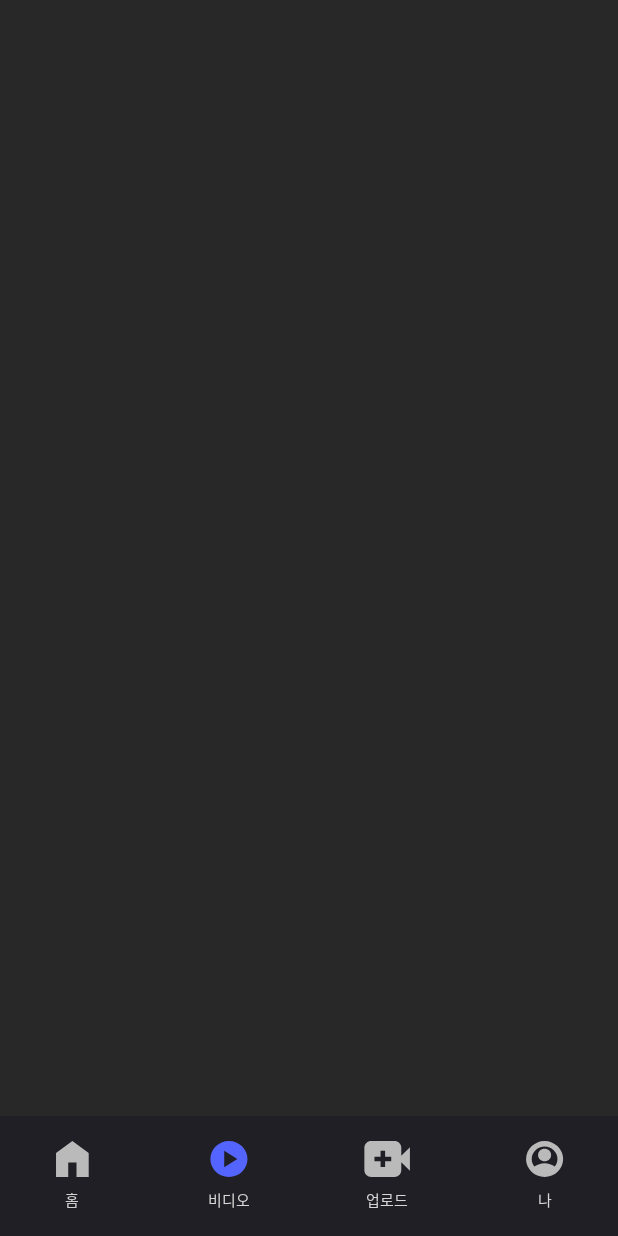
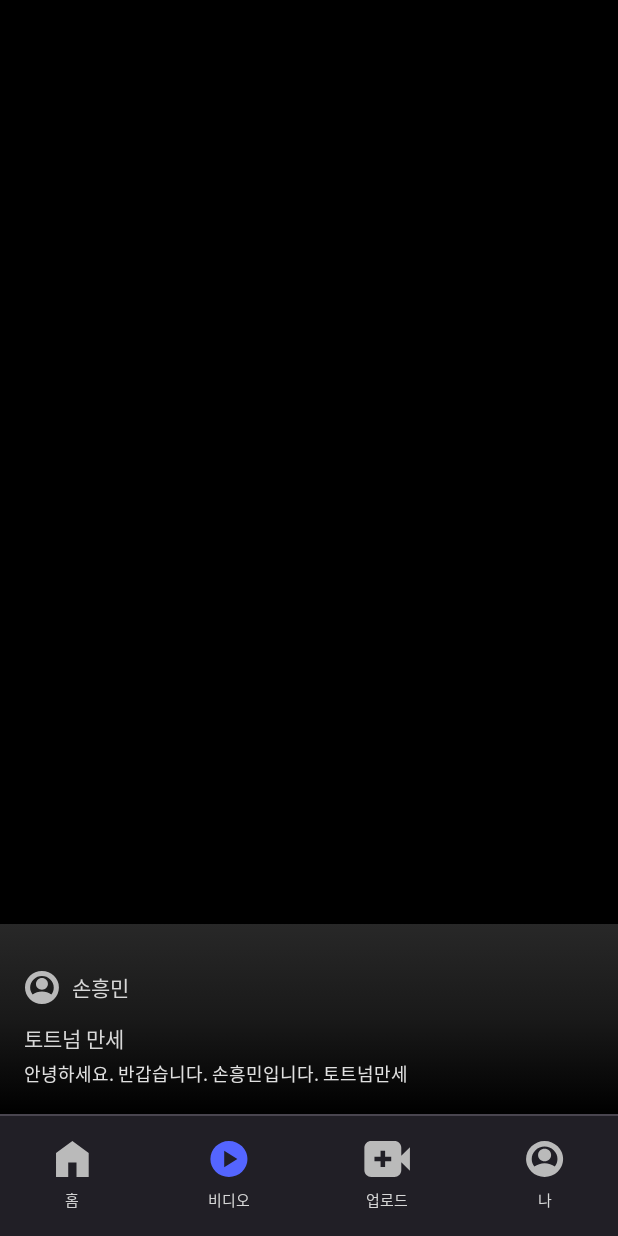
Before and after one commit to boostcampwm2023/and03_movemove, an Android app built with Jetpack Compose: the screen it shows after launch (MainActivity), item 2 of the bottom bar chosen, on a phone screen of 412 x 824 dp. Run offline under Robolectric (Android 15) with nearby library versions, the phone set to English and light mode, and no system bars; our stand-ins replace Dagger/Hilt's generated code; Roboto replaces fonts that are not available here.

Commit message:
feat: 비디오 스트리밍

```diff
--- a/client/presentation/src/main/AndroidManifest.xml
+++ b/client/presentation/src/main/AndroidManifest.xml
@@ -1,6 +1,8 @@
 <?xml version="1.0" encoding="utf-8"?>
 <manifest xmlns:android="http://schemas.android.com/apk/res/android"
     xmlns:tools="http://schemas.android.com/tools">
+
+    <uses-permission android:name="android.permission.INTERNET" />
 
     <application
         android:name=".App"
@@ -12,6 +14,7 @@
         android:roundIcon="@mipmap/ic_launcher_round"
         android:supportsRtl="true"
         android:theme="@style/Theme.MoveMoveAndroid"
+        android:usesCleartextTraffic="true"
         tools:targetApi="31">
         <activity
             android:name=".ui.main.MainActivity"
--- a/client/presentation/src/main/java/com/everyone/movemove_android/ui/main/watching_video/WatchingVideoScreen.kt
+++ b/client/presentation/src/main/java/com/everyone/movemove_android/ui/main/watching_video/WatchingVideoScreen.kt
@@ -1,11 +1,177 @@
 package com.everyone.movemove_android.ui.main.watching_video
 
+import android.annotation.SuppressLint
+import android.net.Uri
+import android.view.ViewGroup.LayoutParams.MATCH_PARENT
+import android.widget.FrameLayout
+import androidx.compose.foundation.ExperimentalFoundationApi
+import androidx.compose.foundation.Image
+import androidx.compose.foundation.background
+import androidx.compose.foundation.layout.Arrangement
+import androidx.compose.foundation.layout.Box
 import androidx.compose.foundation.layout.Column
+import androidx.compose.foundation.layout.Row
+import androidx.compose.foundation.layout.Spacer
 import androidx.compose.foundation.layout.fillMaxSize
+import androidx.compose.foundation.layout.fillMaxWidth
+import androidx.compose.foundation.layout.height
+import androidx.compose.foundation.layout.padding
+import androidx.compose.foundation.layout.width
+import androidx.compose.foundation.pager.VerticalPager
+import androidx.compose.foundation.pager.rememberPagerState
+import androidx.compose.material3.Divider
+import androidx.compose.material3.MaterialTheme
 import androidx.compose.runtime.Composable
+import androidx.compose.runtime.DisposableEffect
+import androidx.compose.runtime.remember
+import androidx.compose.ui.Alignment
 import androidx.compose.ui.Modifier
+import androidx.compose.ui.graphics.Brush
+import androidx.compose.ui.graphics.Color
+import androidx.compose.ui.platform.LocalContext
+import androidx.compose.ui.res.painterResource
+import androidx.compose.ui.unit.dp
+import androidx.compose.ui.viewinterop.AndroidView
+import androidx.media3.common.C
+import androidx.media3.common.MediaItem
+import androidx.media3.common.Player
+import androidx.media3.datasource.DataSource
+import androidx.media3.datasource.DefaultDataSource
+import androidx.media3.exoplayer.ExoPlayer
+import androidx.media3.exoplayer.source.ProgressiveMediaSource
+import androidx.media3.ui.AspectRatioFrameLayout
+import androidx.media3.ui.PlayerView
+import com.everyone.movemove_android.R
+import com.everyone.movemove_android.ui.StyledText
+import com.everyone.movemove_android.ui.theme.grey300
+
+
+@OptIn(ExperimentalFoundationApi::class)
+@Composable
+fun WatchingVideoScreen() {
+    // TODO: 임시 url 수정 필요
+    val videoURL =
+        "http://commondatastorage.googleapis.com/gtv-videos-bucket/sample/BigBuckBunny.mp4"
+    val videoUri = Uri.parse(videoURL)
+
+    val pagerState = rememberPagerState(pageCount = { 10 })
+
+    VerticalPager(
+        modifier = Modifier.fillMaxSize(),
+        state = pagerState
+    ) {
+        Box(modifier = Modifier.fillMaxSize()) {
+            VideoPlayer(uri = videoUri)
+            Column(modifier = Modifier.align(Alignment.BottomStart)) {
+                MoveMoveFooter()
+                Divider()
+            }
+        }
+    }
+}
+
+@SuppressLint("OpaqueUnitKey")
+@Composable
+@androidx.annotation.OptIn(androidx.media3.common.util.UnstableApi::class)
+fun VideoPlayer(uri: Uri) {
+    val context = LocalContext.current
+
+    val exoPlayer = remember {
+        ExoPlayer.Builder(context)
+            .build()
+            .apply {
+                val defaultDataSourceFactory = DefaultDataSource.Factory(context)
+                val dataSourceFactory: DataSource.Factory = DefaultDataSource.Factory(
+                    context,
+                    defaultDataSourceFactory
+                )
+                val source = ProgressiveMediaSource.Factory(dataSourceFactory)
+                    .createMediaSource(MediaItem.fromUri(uri))
+
+                setMediaSource(source)
+                prepare()
+            }
+    }
+
+    exoPlayer.playWhenReady = true
+    exoPlayer.videoScalingMode = C.VIDEO_SCALING_MODE_SCALE_TO_FIT_WITH_CROPPING
+    exoPlayer.repeatMode = Player.REPEAT_MODE_ONE
+
+    DisposableEffect(
+        AndroidView(factory = {
+            PlayerView(context).apply {
+                hideController()
+                useController = false
+                resizeMode = AspectRatioFrameLayout.RESIZE_MODE_FIT
+
+                player = exoPlayer
+                layoutParams = FrameLayout.LayoutParams(MATCH_PARENT, MATCH_PARENT)
+            }
+        })
+    ) {
+        onDispose { exoPlayer.release() }
+    }
+}
 
 @Composable
-fun WatchingVideoScreen() {
-    Column(modifier = Modifier.fillMaxSize()) {}
+fun MoveMoveFooter() {
+    Box(
+        Modifier
+            .fillMaxWidth()
+            .background(
+                brush = Brush.verticalGradient(
+                    // TODO 임시 색상 논의 필요
+                    colors = listOf(
+                        Color(0xff282828),
+                        Color(0xff191919),
+                        Color(0xff000000),
+                    )
+                )
+            )
+            .padding(top = 30.dp, start = 16.dp, bottom = 18.dp),
+    ) {
+        MoveMoveFooterContents()
+    }
 }
+
+@Composable
+fun MoveMoveFooterContents() {
+    // TODO 임시 값, data class 정의시 수정할 것
+    Column(
+        verticalArrangement = Arrangement.Center
+    ) {
+        Row(
+            verticalAlignment = Alignment.CenterVertically,
+            horizontalArrangement = Arrangement.Center,
+        ) {
+            Box(
+                modifier = Modifier
+                    .height(24.dp)
+                    .width(24.dp),
+                contentAlignment = Alignment.Center
+            ) {
+                Image(
+                    painter = painterResource(id = R.drawable.ic_my),
+                    contentDescription = null,
+                )
+            }
+            Spacer(modifier = Modifier.width(8.dp))
+            StyledText(
+                text = "손흥민",
+                style = MaterialTheme.typography.bodyMedium
+            )
+
+        }
+        Spacer(modifier = Modifier.height(12.dp))
+        StyledText(
+            text = "토트넘 만세",
+            style = MaterialTheme.typography.bodyMedium
+        )
+        Spacer(modifier = Modifier.height(4.dp))
+        StyledText(
+            text = "안녕하세요. 반갑습니다. 손흥민입니다. 토트넘만세",
+            color = grey300,
+            style = MaterialTheme.typography.bodySmall
+        )
+    }
+}
```
